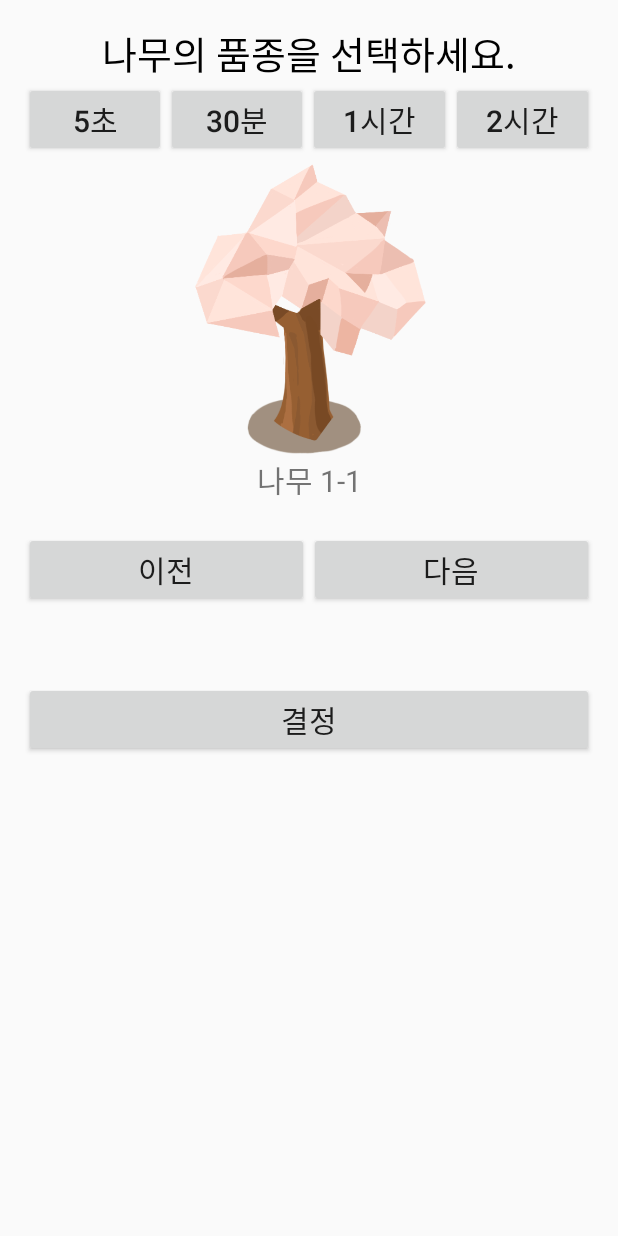
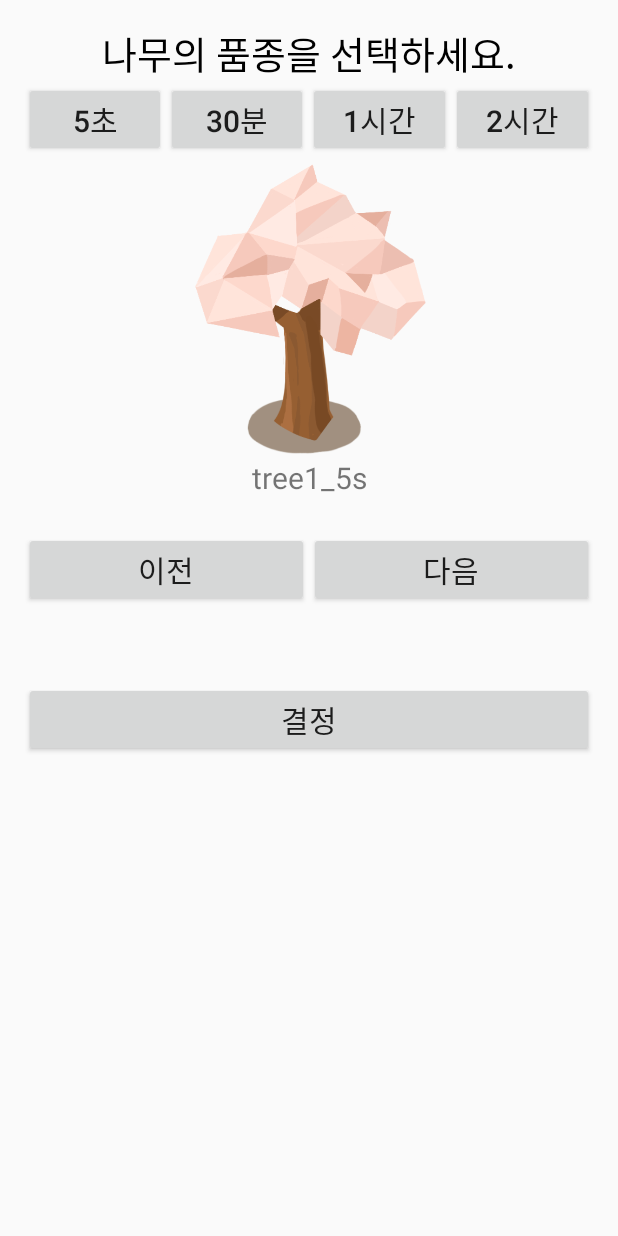
Before and after one commit to suh0/Tree, an Android app: the SelectHour screen opened directly, with no data from a screen before it, on a phone screen of 412 x 824 dp. Run offline under Robolectric (Android 15) with nearby library versions, the phone set to English and light mode, and no system bars.

Commit message:
나무와 음악 데이터베이스 만들고 selectHour와 ShopActivity에 적용했습니다

```diff
--- a/app/src/main/java/com/example/tree/CoinDatabaseHelper.java
+++ b/app/src/main/java/com/example/tree/CoinDatabaseHelper.java
@@ -9,7 +9,7 @@ import android.database.sqlite.SQLiteOpenHelper;
 public class CoinDatabaseHelper extends SQLiteOpenHelper {
 
     private static final String DATABASE_NAME = "records_coin.db";
-    private static final int DATABASE_VERSION = 8;
+    private static final int DATABASE_VERSION = 9;
     // private static final int DEFAULT_BALANCE = 1000;
 
     private static final String TABLE_CREATE =
--- a/app/src/main/java/com/example/tree/RecordDatabaseHelper.java
+++ b/app/src/main/java/com/example/tree/RecordDatabaseHelper.java
@@ -3,67 +3,29 @@ package com.example.tree;
 import android.content.ContentValues;
 import android.content.Context;
 import android.database.sqlite.SQLiteDatabase;
-import android.database.Cursor;
 import android.database.sqlite.SQLiteOpenHelper;
-import android.util.Log;
-import android.widget.Toast;
 
 public class RecordDatabaseHelper extends SQLiteOpenHelper {
 
     private static final String DATABASE_NAME = "records.db";
-    private static final int DATABASE_VERSION = 2;
+    private static final int DATABASE_VERSION = 3;
 
     private static final String TABLE_CREATE =
-
             "CREATE TABLE records (_id INTEGER PRIMARY KEY AUTOINCREMENT, date TEXT, duration INTEGER, random INTEGER DEFAULT 0, hourNum INTEGER, treeIndex INTEGER);";
 
-    private static final String TABLE_PRODUCTS_CREATE =
-            "CREATE TABLE products (_id INTEGER PRIMARY KEY AUTOINCREMENT, product_name TEXT, purchased INTEGER DEFAULT 0, price REAL DEFAULT 0.0);";
 
     public RecordDatabaseHelper(Context context) {
         super(context, DATABASE_NAME, null, DATABASE_VERSION);
-        SQLiteDatabase db = this.getWritableDatabase();
-        addInitialProducts(db);
-        db.close();
     }
 
     @Override
     public void onCreate(SQLiteDatabase db) {
         db.execSQL(TABLE_CREATE);
-        db.execSQL(TABLE_PRODUCTS_CREATE);
     }
 
     @Override
     public void onUpgrade(SQLiteDatabase db, int oldVersion, int newVersion) {
         db.execSQL("DROP TABLE IF EXISTS records");
-        db.execSQL("DROP TABLE IF EXISTS products");
         onCreate(db);
     }
-
-    private void addInitialProducts(SQLiteDatabase db) {    //1이 구매. 기본품종은 1로 해놈
-        addProduct(db, "tree1_30m", 1, 0);
-        addProduct(db, "tree2_30m", 1, 0);
-        addProduct(db, "tree3_30m", 1, 0);
-        addProduct(db, "tree1_1h", 1, 0);
-        addProduct(db, "tree2_1h", 1, 0);
-        addProduct(db, "tree3_1h", 1, 0);
-        addProduct(db, "tree1_2h", 1, 0);
-        addProduct(db, "tree2_2h", 1, 0);
-        addProduct(db, "tree3_2h", 1, 0);
-        addProduct(db, "tree4_30m", 0, 300);
-        addProduct(db, "tree4_1h", 0, 500);
-        addProduct(db, "tree4_2h", 0, 700);
-
-        addProduct(db, "music1", 0, 500);
-        addProduct(db, "music2", 0, 500);
-        addProduct(db, "music3", 0, 500);
-    }
-
-    private void addProduct(SQLiteDatabase db, String productName, int purchased, double price) {
-        ContentValues values = new ContentValues();
-        values.put("product_name", productName);
-        values.put("purchased", purchased);
-        values.put("price", price);
-        db.insert("products", null, values);
-    }
 }
--- a/app/src/main/java/com/example/tree/SelectHour.java
+++ b/app/src/main/java/com/example/tree/SelectHour.java
@@ -34,12 +34,13 @@ public class SelectHour extends AppCompatActivity {
     //index는 1부터
     int currentHour_number = 1;
     int currentTreeIndex = 1;
-    final int max_tree_index = 3;
+    final int max_tree_index = 4;
+    boolean readyToGo = false;
 
     // dbHelper
     RecordDatabaseHelper dbHelper;
+    TreeItemDatabaseHelper treeHelper;
 
-    // 화면 업데이트
     int[][] treeImages = {
             {R.drawable.img_tree7, R.drawable.img_tree8, R.drawable.img_tree9},
             {R.drawable.img_tree1, R.drawable.img_tree2, R.drawable.img_tree3},
@@ -47,16 +48,37 @@ public class SelectHour extends AppCompatActivity {
             {R.drawable.img_tree7, R.drawable.img_tree8, R.drawable.img_tree9}
     };
 
+    /*
     String[][] treeTexts = {
             {"나무 1-1", "나무 1-2", "나무 1-3"},
             {"나무 2-1", "나무 2-2", "나무 2-3"},
             {"나무 3-1", "나무 3-2", "나무 3-3"},
             {"나무 4-1", "나무 4-2", "나무 4-3"}
     };
+    */
+
+    String[][] treeTexts = {
+            {"tree1_5s", "tree2_5s", "tree3_5s", "tree4_5s"},
+            {"tree1_30m", "tree2_30m", "tree3_30m", "tree4_30m"},
+            {"tree1_1h", "tree2_1h", "tree3_1h", "tree4_1h"},
+            {"tree1_2h", "tree2_2h", "tree3_2h", "tree4_2h"},
+    };
 
     void updateTree() {
+        if(currentTreeIndex >= 4) {
+            treeImage.setImageResource(R.drawable.img_tree2); // placeholder for trees over index 4
+        }
+        else {
             treeImage.setImageResource(treeImages[currentHour_number - 1][currentTreeIndex - 1]);
+        }
         treeInfo.setText(treeTexts[currentHour_number - 1][currentTreeIndex - 1]);
+        readyToGo = true;
+    }
+
+    void showNoItemAvailable() {
+        treeImage.setImageResource(treeImages[0][0]); // placeholder for non-purchased trees
+        treeInfo.setText("미보유");
+        readyToGo = false;
     }
 
     @Override
@@ -66,6 +88,7 @@ public class SelectHour extends AppCompatActivity {
         setContentView(R.layout.activity_select_hour);
 
         dbHelper = new RecordDatabaseHelper(this);
+        treeHelper = new TreeItemDatabaseHelper(this);
 
         show5s = findViewById(R.id.show5s);
         show30m = findViewById(R.id.show30m);
@@ -81,19 +104,19 @@ public class SelectHour extends AppCompatActivity {
         // 시간 선택
         show5s.setOnClickListener(new View.OnClickListener() {
             @Override
-            public void onClick(View view) { currentHour_number = 1; updateTree(); }
+            public void onClick(View view) { currentHour_number = 1; currentTreeIndex = 1; updateTree(); }
         });
         show30m.setOnClickListener(new View.OnClickListener() {
             @Override
-            public void onClick(View view) { currentHour_number = 2; updateTree(); }
+            public void onClick(View view) { currentHour_number = 2; currentTreeIndex = 1; updateTree(); }
         });
         show1h.setOnClickListener(new View.OnClickListener() {
             @Override
-            public void onClick(View view) { currentHour_number = 3; updateTree(); }
+            public void onClick(View view) { currentHour_number = 3; currentTreeIndex = 1; updateTree(); }
         });
         show2h.setOnClickListener(new View.OnClickListener() {
             @Override
-            public void onClick(View view) { currentHour_number = 4; updateTree(); }
+            public void onClick(View view) { currentHour_number = 4; currentTreeIndex = 1; updateTree(); }
         });
 
         // '이전' 버튼
@@ -106,7 +129,10 @@ public class SelectHour extends AppCompatActivity {
                 else
                     currentTreeIndex--;
 
+                if(treeHelper.getPurchase(treeTexts[currentHour_number-1][currentTreeIndex-1]) == 1)
                     updateTree();
+                else
+                    showNoItemAvailable();
             }
         });
         // '다음' 버튼
@@ -119,15 +145,22 @@ public class SelectHour extends AppCompatActivity {
                 else
                     currentTreeIndex++;
 
+                if(treeHelper.getPurchase(treeTexts[currentHour_number-1][currentTreeIndex-1]) == 1)
                     updateTree();
+                else
+                    showNoItemAvailable();
             }
         });
 
         confirm.setOnClickListener(new View.OnClickListener() {
             @Override
             public void onClick(View v) {
+                if(!readyToGo) {
+                    Toast.makeText(getApplicationContext(), "보유하지 않은 나무입니다.", Toast.LENGTH_SHORT).show();
+                }
+                else {
                     long selected_milliseconds = 0;
-                switch (currentHour_number){
+                    switch (currentHour_number) {
                         case 1:
                             selected_milliseconds = 5000; //1000(1초) * 5
                             break;
@@ -149,6 +182,7 @@ public class SelectHour extends AppCompatActivity {
 
                     startActivityForResult(intent, 1); //넘기기
                 }
+            }
         });
     }
     @Override
--- /dev/null
+++ b/app/src/main/java/com/example/tree/TreeItemDatabaseHelper.java
@@ -0,0 +1,95 @@
+package com.example.tree;
+import android.content.ContentValues;
+import android.content.Context;
+import android.database.Cursor;
+import android.database.sqlite.SQLiteDatabase;
+import android.database.sqlite.SQLiteOpenHelper;
+
+public class TreeItemDatabaseHelper extends SQLiteOpenHelper {
+
+    private static final String TABLE_ITEMS =
+            "CREATE TABLE items (_id INTEGER PRIMARY KEY AUTOINCREMENT, " +
+                    "item_name TEXT, " +
+                    "id INTERGER, " +
+                    "duration REAL, " +
+                    "purchased INTEGER DEFAULT 0, " +
+                    "price REAL DEFAULT 0.0);";
+
+    private static final int DATABASE_VERSION = 2;
+
+    public TreeItemDatabaseHelper(Context context) {
+        super(context, TABLE_ITEMS, null, DATABASE_VERSION);
+        SQLiteDatabase sqLiteDatabase = this.getWritableDatabase();
+        addInitialProducts(sqLiteDatabase);
+        sqLiteDatabase.close();
+    }
+
+    @Override
+    public void onCreate(SQLiteDatabase sqLiteDatabase) {
+        sqLiteDatabase.execSQL(TABLE_ITEMS);
+    }
+
+    public void onUpgrade(SQLiteDatabase sqLiteDatabase, int oldVersion, int newVersion) {
+        sqLiteDatabase.execSQL("DROP TABLE IF EXISTS items");
+        onCreate(sqLiteDatabase);
+    }
+
+    private void addInitialProducts(SQLiteDatabase sqLiteDatabase) {    //1이 구매. 기본품종은 1로 해놈
+        addProduct(sqLiteDatabase, "tree1_5s", 0, 1, 0);
+        addProduct(sqLiteDatabase, "tree2_5s", 0, 1, 0);
+        addProduct(sqLiteDatabase, "tree3_5s", 0, 1, 0);
+        addProduct(sqLiteDatabase, "tree4_5s", 0, 1, 0);
+        // 5 sec trees
+        // test purpose
+
+        addProduct(sqLiteDatabase, "tree1_30m", 0.5, 1, 0);
+        addProduct(sqLiteDatabase, "tree2_30m", 0.5, 0, 0);
+        addProduct(sqLiteDatabase, "tree3_30m", 0.5, 0, 0);
+        addProduct(sqLiteDatabase, "tree1_1h", 1, 1, 0);
+        addProduct(sqLiteDatabase, "tree2_1h", 1, 0, 0);
+        addProduct(sqLiteDatabase, "tree3_1h", 1, 0, 0);
+        addProduct(sqLiteDatabase, "tree1_2h", 2, 1, 0);
+        addProduct(sqLiteDatabase, "tree2_2h", 2, 0, 0);
+        addProduct(sqLiteDatabase, "tree3_2h", 2, 0, 0);
+        //
+        addProduct(sqLiteDatabase, "tree4_30m", 0.5, 0, 300);
+        addProduct(sqLiteDatabase, "tree4_1h", 1, 0, 500);
+        addProduct(sqLiteDatabase, "tree4_2h", 2, 0, 700);
+    }
+
+    private void addProduct(SQLiteDatabase sqLiteDatabase, String productName, double duration, int purchased, double price) {
+        ContentValues values = new ContentValues();
+        values.put("item_name", productName);
+        values.put("duration", duration);
+        values.put("purchased", purchased);
+        values.put("price", price);
+        sqLiteDatabase.insert("items", null, values);
+    }
+
+    public int applyPurchase(String productName) {
+        SQLiteDatabase sqLiteDatabase = this.getWritableDatabase();
+
+        ContentValues values = new ContentValues();
+        values.put("purchased", 1);
+
+        String whereClause = "item_name=?";
+        String[] whereArgs = new String[]{productName};
+
+        return sqLiteDatabase.update("items", values, whereClause, whereArgs);
+    }
+
+    public int getPurchase(String productName) {
+        SQLiteDatabase sqLiteDatabase = this.getReadableDatabase();
+        String[] columns = {"purchased"};
+        String selection = "item_name=?";
+        String[] selectionArgs = {productName};
+        Cursor cursor = sqLiteDatabase.query("items", columns, selection, selectionArgs, null, null, null);
+        int isPurchased = 0;
+        if(cursor.moveToFirst()) {
+            int dataIndex = cursor.getColumnIndex("purchased");
+            isPurchased = cursor.getInt(dataIndex);
+        }
+        cursor.close();
+        return isPurchased;
+    }
+}
```
Also changed, not shown: app/src/main/java/com/example/tree/MusicItemDatabaseHelper.java (added, +74 -0 lines), app/src/main/java/com/example/tree/ProductTree.java (+6 -4 lines), app/src/main/java/com/example/tree/ShopActivity.java (+27 -13 lines). Lines whose indentation alone changed are shown as unchanged.
